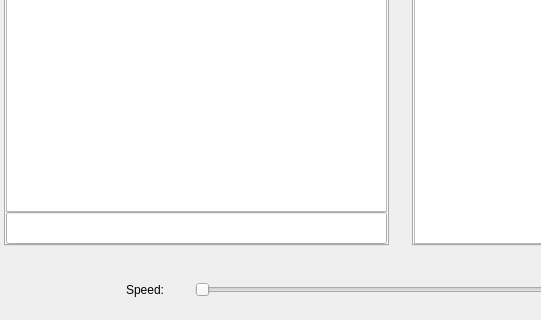
This is src/gui/qt/gui_800x480/tabs_800x480.ui in pokerth/pokerth as Qt 5 draws it before an edit; both pictures show x 0 to 541 and y 143 to 463 of the 800 by 463 pixel window. The edited form follows.
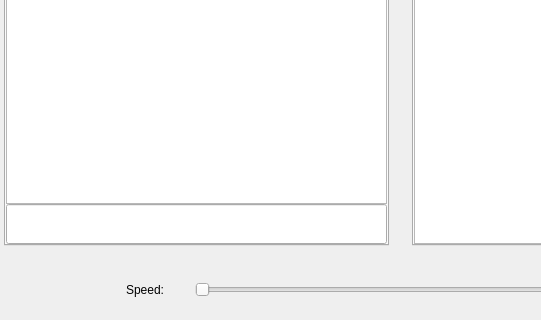
This is the edited form. The open tabs and pages were chosen to show the change. Icons and pictures are not drawn. Custom widgets are drawn as their Qt base class.

Commit message: some usability changes for mobile guis, e.g. bigger scrollbars etc. maybe the last ones before a alpha release???!!? ;)

The edit to the form file:
```diff
--- a/src/gui/qt/gui_800x480/tabs_800x480.ui
+++ b/src/gui/qt/gui_800x480/tabs_800x480.ui
@@ -157,7 +157,7 @@
                  <item row="1" column="0">
                   <widget class="QLineEdit" name="lineEdit_ChatInput">
                    <property name="styleSheet">
-                    <string notr="true">QObject {font: 20px;}</string>
+                    <string notr="true">QObject {font: 28px;}</string>
                    </property>
                   </widget>
                  </item>
```
The commit also changes 7 other files.
